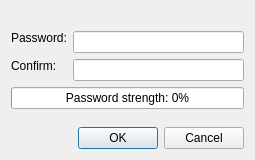
Old version of the form src/widget/form/setpassworddialog.ui in the repository qTox/qTox.
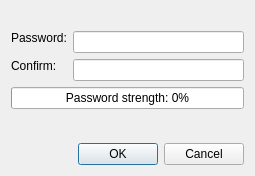
New version of the form. Custom widgets are drawn as their Qt base class.

Commit message: feat(UI): add accessibility labels to all remaining .ui files

```diff
--- a/src/widget/form/setpassworddialog.ui
+++ b/src/widget/form/setpassworddialog.ui
@@ -7,7 +7,7 @@
     <x>0</x>
     <y>0</y>
     <width>255</width>
-    <height>160</height>
+    <height>176</height>
    </rect>
   </property>
   <property name="windowTitle">
```
Left out of the diff: 30 changed lines with no effect on the pictures. The commit also changes 3 other files.
